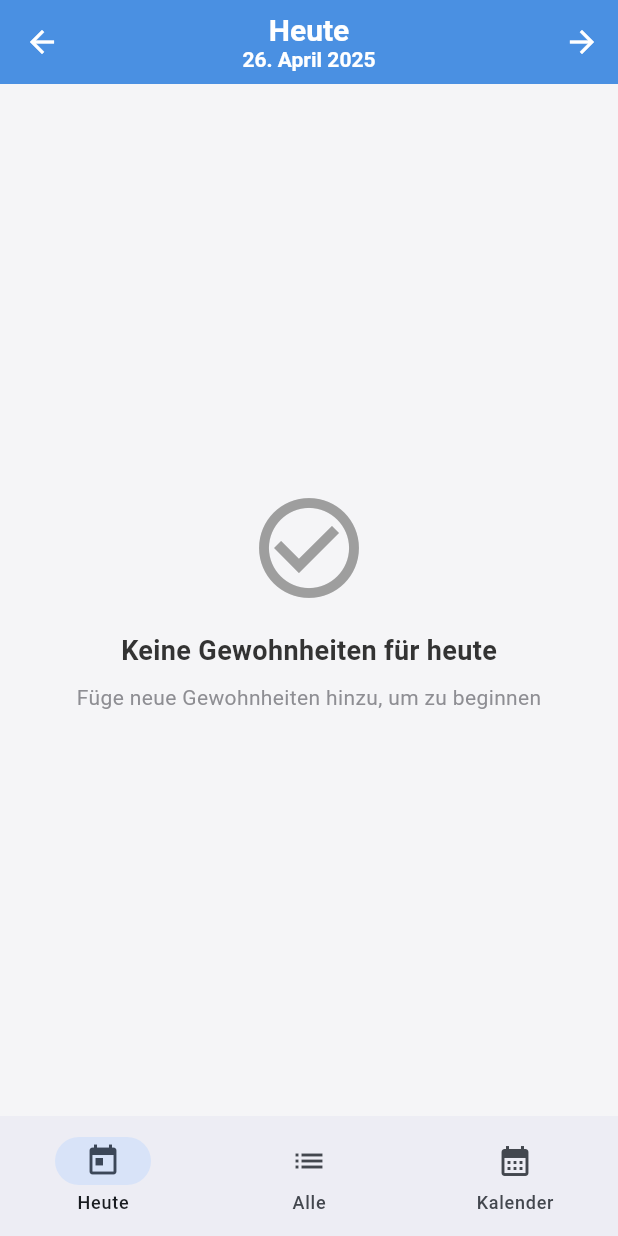
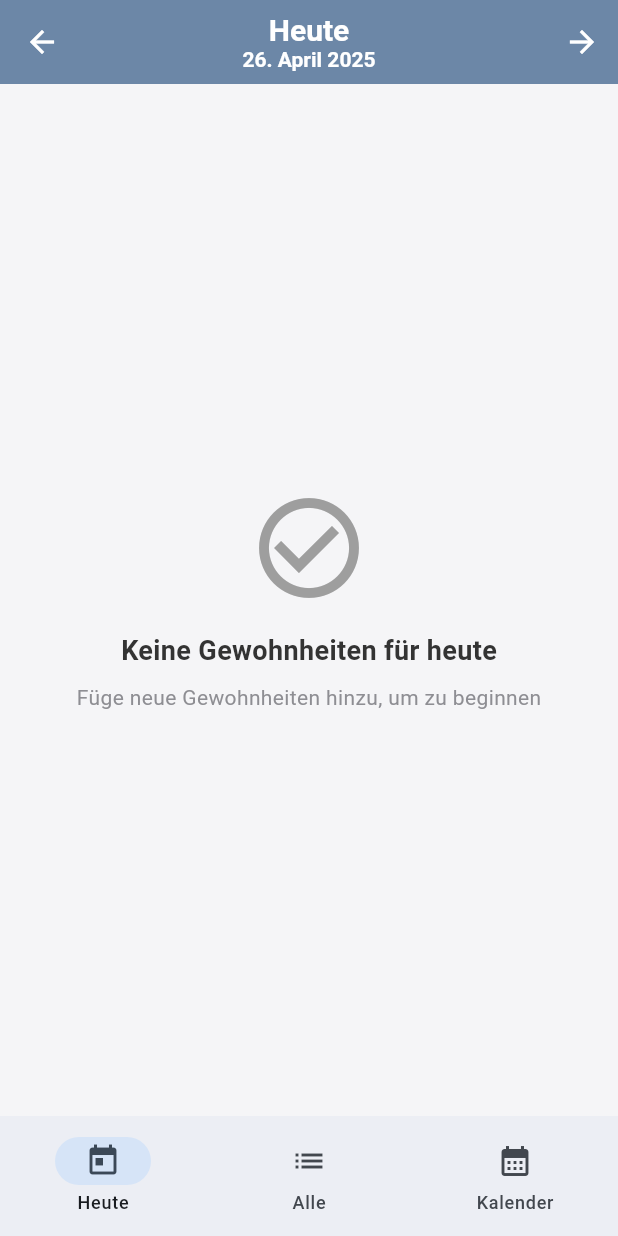
Before and after one commit to jonaah/habits, a Flutter app: the screen it shows after launch, on a phone screen of 412 x 824 dp. Run offline on Flutter 3.47's test engine with Material 3 defaults, Android fonts, the phone set to English and light mode, and no system bars; our stand-ins replace hive, hive_flutter, table_calendar; accounts and stored records are empty.

Commit message:
"App Theme angepasst"

```diff
--- a/lib/theme/app_theme.dart
+++ b/lib/theme/app_theme.dart
@@ -2,7 +2,7 @@ import 'package:flutter/material.dart';
 
 class AppTheme {
   // Colors
-  static const Color primaryColor = Color(0xFF4A90E2);
+  static const Color primaryColor = Color.fromARGB(255, 98, 127, 160);
   static const Color secondaryColor = Color(0xFF50E3C2);
   static const Color accentColor = Color(0xFFFF9500);
   static const Color backgroundColor = Color(0xFFF5F5F7);
@@ -58,7 +58,7 @@ class AppTheme {
         margin: EdgeInsets.symmetric(vertical: 8.0, horizontal: 16.0),
       ),
       appBarTheme: const AppBarTheme(
-        backgroundColor: primaryColor,
+        backgroundColor: Color.fromARGB(255, 108, 135, 167),
         elevation: 0,
         iconTheme: IconThemeData(color: Colors.white),
         titleTextStyle: TextStyle(
```
